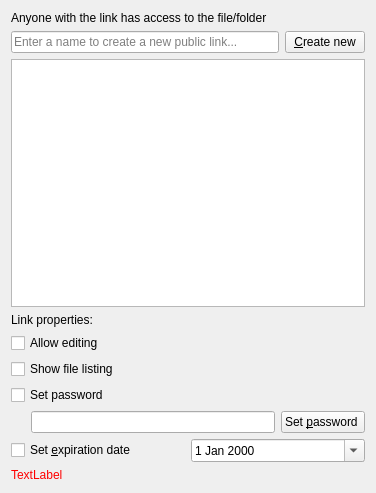
The window that src/gui/sharelinkwidget.ui (nextcloud/desktop) describes before a commit, drawn with Qt 5.
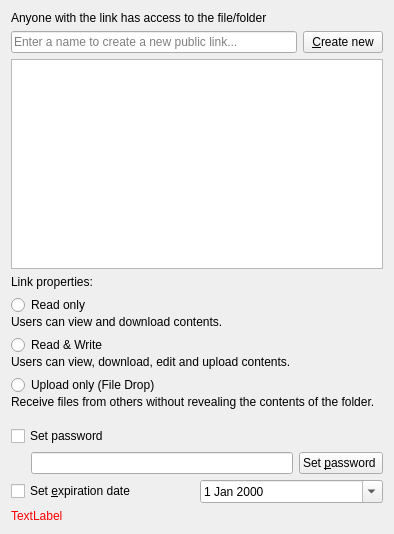
The same window after the commit.

Commit message: Share link: Adjust design of folder sharing permissions #6192

```diff
--- a/src/gui/sharelinkwidget.ui
+++ b/src/gui/sharelinkwidget.ui
@@ -6,8 +6,8 @@
    <rect>
     <x>0</x>
     <y>0</y>
-    <width>376</width>
-    <height>493</height>
+    <width>394</width>
+    <height>534</height>
    </rect>
   </property>
   <property name="windowTitle">
@@ -48,7 +48,7 @@
    <item>
     <widget class="QTableWidget" name="linkShares">
      <property name="sizePolicy">
-      <sizepolicy hsizetype="MinimumExpanding" vsizetype="MinimumExpanding">
+      <sizepolicy hsizetype="MinimumExpanding" vsizetype="Expanding">
        <horstretch>0</horstretch>
        <verstretch>0</verstretch>
       </sizepolicy>
@@ -191,36 +191,110 @@
          <property name="rightMargin">
           <number>0</number>
          </property>
-         <property name="bottomMargin">
+         <property name="verticalSpacing">
           <number>0</number>
          </property>
-         <item row="0" column="0">
-          <widget class="QCheckBox" name="checkBox_editing">
-           <property name="text">
-            <string>Allow editing</string>
-           </property>
-          </widget>
-         </item>
-         <item row="0" column="1">
-          <spacer name="horizontalSpacer">
-           <property name="orientation">
-            <enum>Qt::Horizontal</enum>
-           </property>
-           <property name="sizeHint" stdset="0">
-            <size>
-             <width>40</width>
-             <height>20</height>
-            </size>
-           </property>
-          </spacer>
-         </item>
          <item row="1" column="0">
-          <widget class="QCheckBox" name="checkBox_fileListing">
+          <widget class="QLabel" name="label_2">
+           <property name="sizePolicy">
+            <sizepolicy hsizetype="Preferred" vsizetype="Fixed">
+             <horstretch>0</horstretch>
+             <verstretch>0</verstretch>
+            </sizepolicy>
+           </property>
            <property name="text">
-            <string>Show file listing</string>
+            <string>Users can view and download contents.</string>
            </property>
+           <property name="wordWrap">
+            <bool>true</bool>
+           </property>
           </widget>
          </item>
+         <item row="2" column="0">
+          <spacer name="verticalSpacer">
+           <property name="orientation">
+            <enum>Qt::Vertical</enum>
+           </property>
+           <property name="sizeType">
+            <enum>QSizePolicy::Fixed</enum>
+           </property>
+           <property name="sizeHint" stdset="0">
+            <size>
+             <width>20</width>
+             <height>6</height>
+            </size>
+           </property>
+          </spacer>
+         </item>
+         <item row="6" column="0">
+          <widget class="QRadioButton" name="radio_uploadOnly">
+           <property name="text">
+            <string>Upload only (File Drop)</string>
+           </property>
+          </widget>
+         </item>
+         <item row="7" column="0">
+          <widget class="QLabel" name="label_4">
+           <property name="sizePolicy">
+            <sizepolicy hsizetype="Preferred" vsizetype="Fixed">
+             <horstretch>0</horstretch>
+             <verstretch>0</verstretch>
+            </sizepolicy>
+           </property>
+           <property name="text">
+            <string>Receive files from others without revealing the contents of the folder.</string>
+           </property>
+           <property name="wordWrap">
+            <bool>true</bool>
+           </property>
+          </widget>
+         </item>
+         <item row="0" column="0">
+          <widget class="QRadioButton" name="radio_readOnly">
+           <property name="text">
+            <string>Read only</string>
+           </property>
+          </widget>
+         </item>
+         <item row="3" column="0">
+          <widget class="QRadioButton" name="radio_readWrite">
+           <property name="text">
+            <string>Read &amp;&amp; Write</string>
+           </property>
+          </widget>
+         </item>
+         <item row="4" column="0">
+          <widget class="QLabel" name="label_3">
+           <property name="sizePolicy">
+            <sizepolicy hsizetype="Preferred" vsizetype="Fixed">
+             <horstretch>0</horstretch>
+             <verstretch>0</verstretch>
+            </sizepolicy>
+           </property>
+           <property name="text">
+            <string>Users can view, download, edit and upload contents.</string>
+           </property>
+           <property name="wordWrap">
+            <bool>true</bool>
+           </property>
+          </widget>
+         </item>
+         <item row="5" column="0">
+          <spacer name="verticalSpacer_2">
+           <property name="orientation">
+            <enum>Qt::Vertical</enum>
+           </property>
+           <property name="sizeType">
+            <enum>QSizePolicy::Fixed</enum>
+           </property>
+           <property name="sizeHint" stdset="0">
+            <size>
+             <width>20</width>
+             <height>6</height>
+            </size>
+           </property>
+          </spacer>
+         </item>
         </layout>
        </widget>
       </item>
```
Left out of the diff: 1 changed line with no effect on the pictures. The commit also changes 2 other files.
